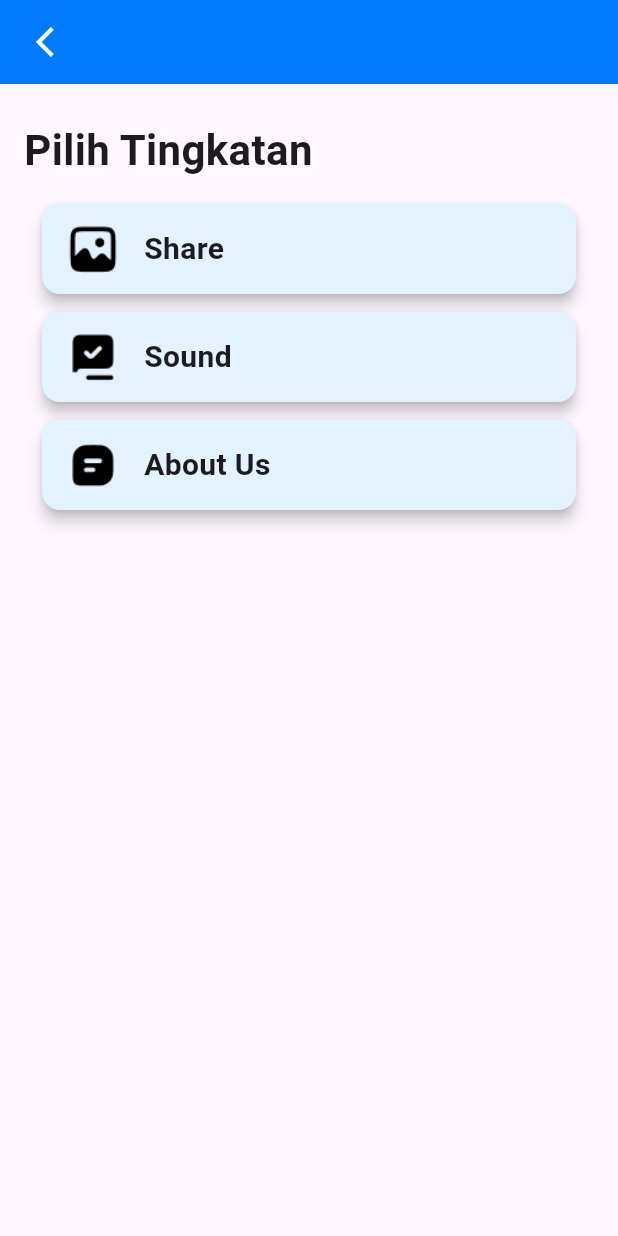
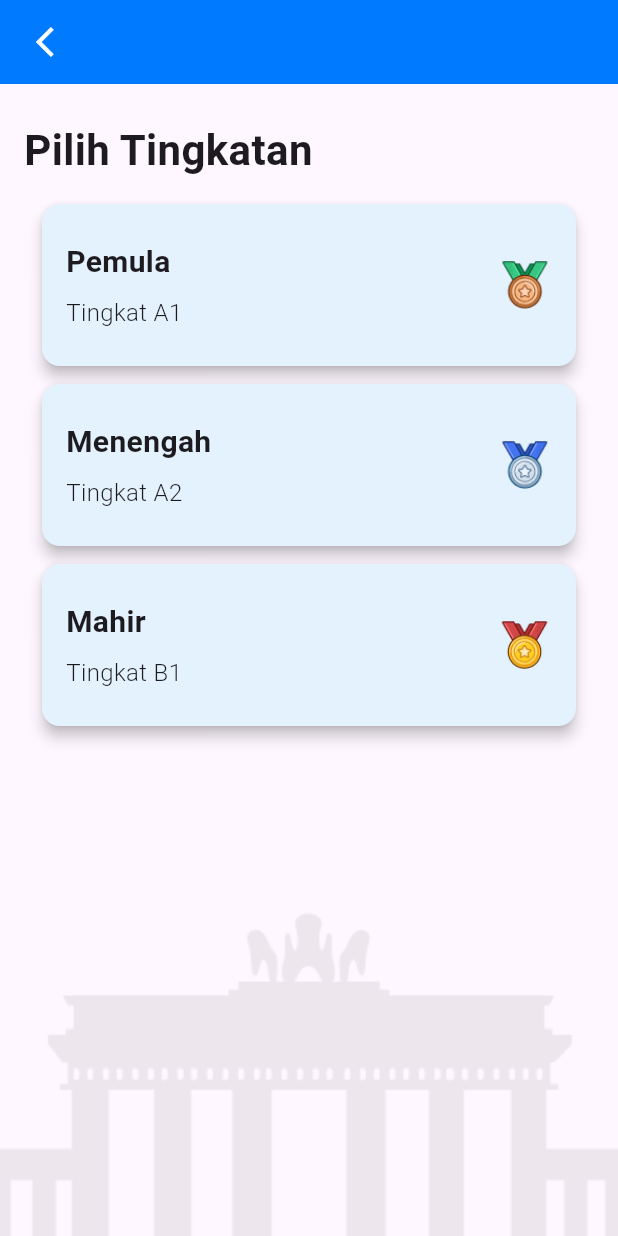
Before and after one commit to AvanFabian/DenkMeister-Apps, a Flutter app: the Difficulty screen opened directly with empty values, on a phone screen of 412 x 824 dp. Run offline on Flutter 3.47's test engine with Material 3 defaults, Android fonts, the phone set to English and light mode, and no system bars; our stand-ins replace carousel_slider.

Commit message:
fix: page difficulty done

```diff
--- a/lib/difficulty.dart
+++ b/lib/difficulty.dart
@@ -1,6 +1,4 @@
 import 'package:flutter/material.dart';
-import 'package:tebak_gambar/quizdashboard.dart';
-import 'package:tebak_gambar/library.dart';
 
 class Difficulty extends StatelessWidget {
   final String quizName;
@@ -69,15 +67,21 @@ class Difficulty extends StatelessWidget {
                           children: List.generate(3, (index) {
                             // List of image paths
                             final imagePaths = [
-                              'assets/q1.png',
-                              'assets/q2.png',
-                              'assets/q3.png',
+                              'assets/Medal-bronze.png',
+                              'assets/Medal-silver.png',
+                              'assets/Medal-gold.png',
                             ];
 
                             final List<String> quizNames = [
-                              'Share',
-                              'Sound',
-                              'About Us',
+                              'Pemula',
+                              'Menengah',
+                              'Mahir',
+                            ];
+
+                            final List<String> quizDescriptions = [
+                              'Tingkat A1',
+                              'Tingkat A2',
+                              'Tingkat B1',
                             ];
 
                             return Padding(
@@ -86,20 +90,10 @@ class Difficulty extends StatelessWidget {
                                 elevation: 4.0,
                                 color: Colors.blue[50], // Set the background color here
                                 child: Padding(
-                                  padding: const EdgeInsets.only(top: 12.0, bottom: 12.0, left: 16.0, right: 16.0),
+                                  padding: const EdgeInsets.only(top: 24.0, bottom: 24.0, left: 16.0, right: 16.0),
                                   child: Row(
                                     children: <Widget>[
-                                      // SizedBox inside Card
-                                      SizedBox(
-                                        width: 36.0,
-                                        height: 36.0,
-                                        child: Image.asset(
-                                          imagePaths[index], // Use different image for each card
-                                          fit: BoxFit.cover,
-                                        ),
-                                      ),
-                                      // Rest of the card content
-                                      const SizedBox(width: 16.0), // Horizontal gap
+                                      // Column for the texts on the left side
                                       Expanded(
                                         child: Column(
                                           crossAxisAlignment: CrossAxisAlignment.start,
@@ -108,7 +102,21 @@ class Difficulty extends StatelessWidget {
                                               quizNames[index],
                                               style: const TextStyle(fontSize: 20.0, fontWeight: FontWeight.bold),
                                             ),
+                                            const SizedBox(height: 8.0), // Vertical gap between texts
+                                            Text(
+                                              quizDescriptions[index],
+                                              style: const TextStyle(fontSize: 16.0, fontWeight: FontWeight.w300),
+                                            ),
                                           ],
+                                        ),
+                                      ),
+                                      // Image on the right side
+                                      SizedBox(
+                                        width: 36.0,
+                                        height: 36.0,
+                                        child: Image.asset(
+                                          imagePaths[index], // Use different image for each card
+                                          fit: BoxFit.cover,
                                         ),
                                       ),
                                     ],
@@ -123,6 +131,19 @@ class Difficulty extends StatelessWidget {
                     ],
                   ),
                 ),
+                // Background image at the bottom
+                Align(
+                  alignment: Alignment.bottomCenter,
+                  child: Opacity(
+                    opacity: 0.7, // Adjust the opacity value as needed (0.0 to 1.0)
+                    child: Image.asset(
+                      'assets/bg-diffculty.png', // Path to your background image
+                      fit: BoxFit.cover,
+                      width: double.infinity,
+                      height: 275.0, // Adjust the height as needed
+                    ),
+                  ),
+                )
               ],
             ),
           ),
--- a/lib/quizdashboard.dart
+++ b/lib/quizdashboard.dart
@@ -1,7 +1,6 @@
 import 'package:flutter/material.dart';
 import 'package:tebak_gambar/difficulty.dart';
 import 'package:tebak_gambar/library.dart';
-import 'package:tebak_gambar/quizlevelling.dart';
 import 'package:tebak_gambar/settings.dart';
 
 class Quizdashboard extends StatelessWidget {
--- a/pubspec.yaml
+++ b/pubspec.yaml
@@ -74,6 +74,9 @@ flutter:
     - assets/jalur-leveling.png
     - assets/german-flag.png
     - assets/bg-diffculty.png
+    - assets/Medal-bronze.png
+    - assets/Medal-silver.png
+    - assets/Medal-gold.png
   #   - images/a_dot_ham.jpeg
 
   # An image asset can refer to one or more resolution-specific "variants", see
```
Also changed, not shown: assets/Medal-bronze.png (added), assets/Medal-gold.png (added), assets/Medal-silver.png (added).
